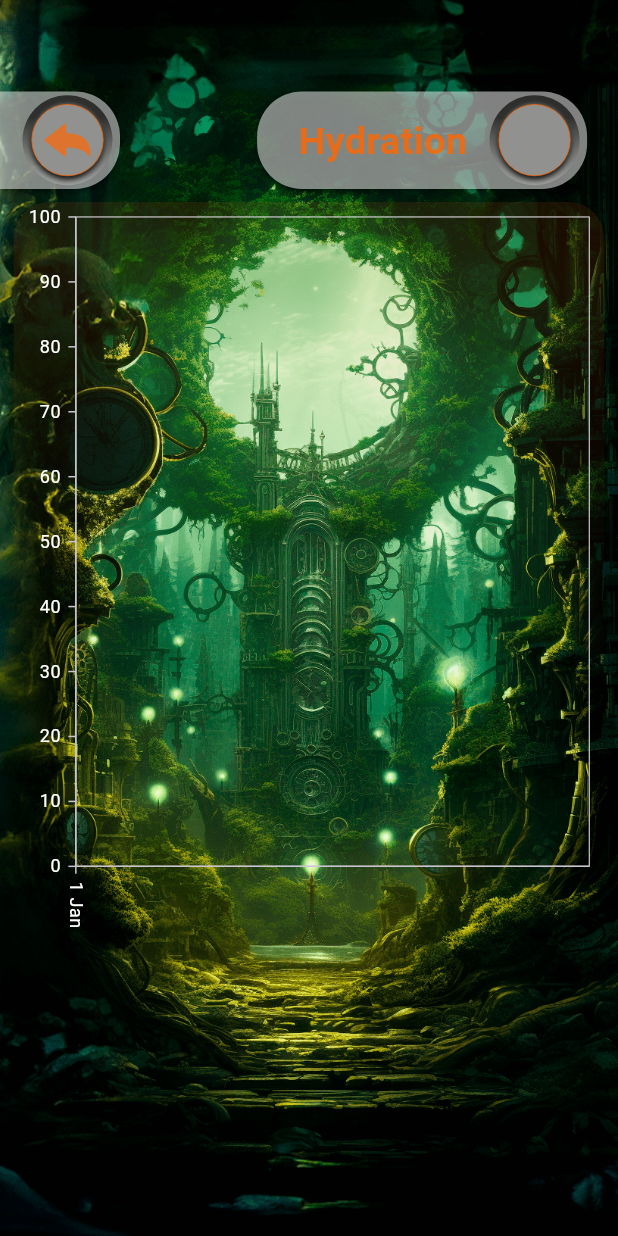
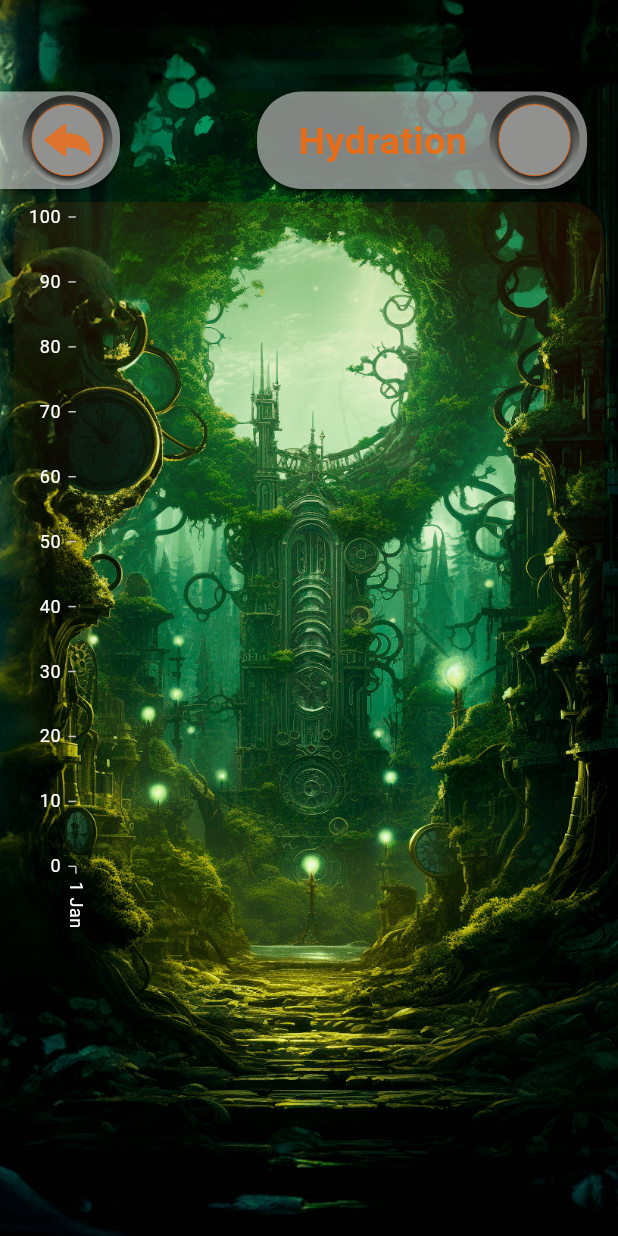
Before and after one commit to denissavishchev/today, a Flutter app: the WaterStatisticPage screen opened directly, on a phone screen of 412 x 824 dp. Run offline on Flutter 3.47's test engine with Material 3 defaults, Android fonts, the phone set to English and light mode, and no system bars; our stand-ins replace awesome_notifications, countup, flutter_screenutil, flutter_svg, hive, hive_flutter and 2 more; missing offline and left inert: flutter_ringtone_player, flutter_rounded_date_picker; accounts and stored records are empty.

Commit message:
axis lines

```diff
--- a/lib/widgets/water_statistic_chart_widget.dart
+++ b/lib/widgets/water_statistic_chart_widget.dart
@@ -19,14 +19,17 @@ class WaterStatisticChartWidget extends StatelessWidget {
       width: size.width,
       height: size.height * 0.5,
       child: SfCartesianChart(
+          plotAreaBorderColor: Colors.transparent,
           enableAxisAnimation: true,
           primaryXAxis: DateTimeAxis(
-              dateFormat: DateFormat('d MMM'),
-              labelRotation: 90,
-              labelStyle: const TextStyle(color: kWhite),
-              majorGridLines: const MajorGridLines(width: 0,),
+            axisLine: const AxisLine(color: Colors.transparent),
+            dateFormat: DateFormat('d MMM'),
+            labelRotation: 90,
+            labelStyle: const TextStyle(color: kWhite),
+            majorGridLines: const MajorGridLines(width: 0,),
           ),
           primaryYAxis: CategoryAxis(
+            axisLine: const AxisLine(color: Colors.transparent),
             labelStyle: const TextStyle(color: kWhite),
             placeLabelsNearAxisLine: true,
             minimum: 0,
```
